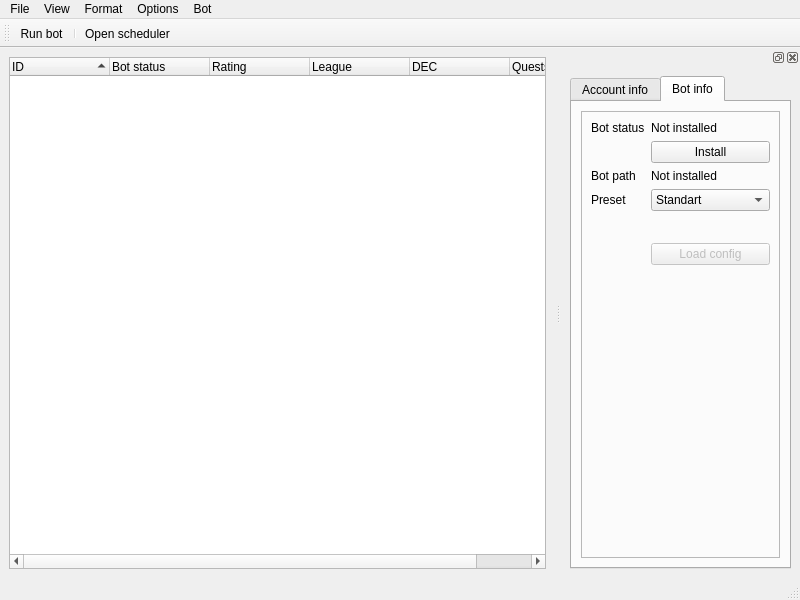
The window that sources/window.ui (yolona-oss/slface) describes before a commit, drawn with Qt 5.
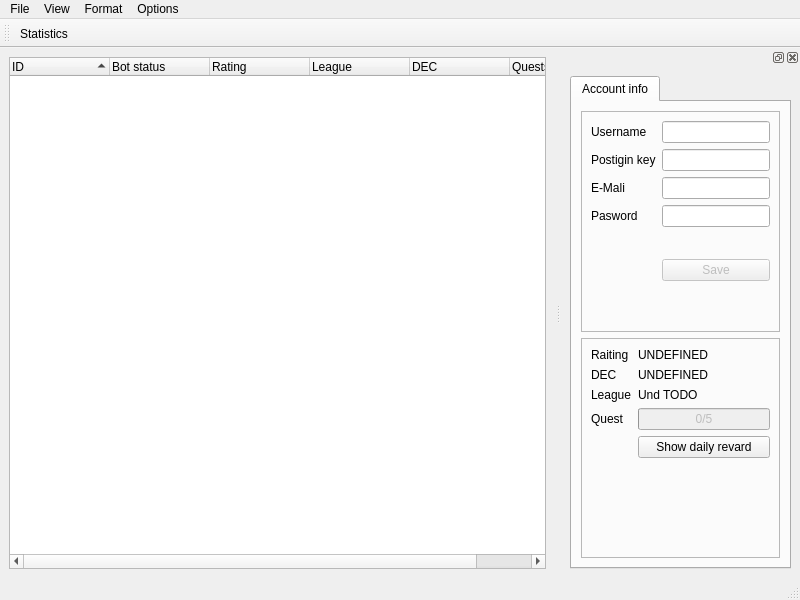
The same window after the commit. The open tabs and pages were chosen to show the change. Icons and pictures are not drawn.

Commit message: modified:   headers/sll/base.h 	new file:   sources/sll/FindSQLite3.cmake 	modified:   sources/window.cpp 	modified:   sources/window.ui

The edit to the form file:
```diff
--- a/sources/window.ui
+++ b/sources/window.ui
@@ -134,23 +134,6 @@
     </property>
     <addaction name="actionPereferences"/>
    </widget>
-   <widget class="QMenu" name="menuBot">
-    <property name="cursor">
-     <cursorShape>PointingHandCursor</cursorShape>
-    </property>
-    <property name="title">
-     <string>Bot</string>
-    </property>
-    <widget class="QMenu" name="menuRun_all">
-     <property name="title">
-      <string>Run all</string>
-     </property>
-     <addaction name="actionSimple_run"/>
-     <addaction name="actionOwn_config"/>
-    </widget>
-    <addaction name="actionRun_selected"/>
-    <addaction name="menuRun_all"/>
-   </widget>
    <widget class="QMenu" name="menuFormat">
     <property name="title">
      <string>Format</string>
@@ -161,7 +144,6 @@
    <addaction name="menuview"/>
    <addaction name="menuFormat"/>
    <addaction name="menuOptions"/>
-   <addaction name="menuBot"/>
   </widget>
   <widget class="QStatusBar" name="statusbar"/>
   <widget class="QToolBar" name="toolBar">
@@ -177,9 +159,7 @@
    <attribute name="toolBarBreak">
     <bool>false</bool>
    </attribute>
-   <addaction name="actionRun_bot"/>
-   <addaction name="separator"/>
-   <addaction name="actionOpen_scheduler"/>
+   <addaction name="actionStatistics"/>
   </widget>
   <widget class="QDockWidget" name="dockWidget_2">
    <attribute name="dockWidgetArea">
@@ -373,113 +353,6 @@
          </item>
         </layout>
        </widget>
-       <widget class="QWidget" name="tab_2">
-        <attribute name="title">
-         <string>Bot info</string>
-        </attribute>
-        <layout class="QGridLayout" name="gridLayout_4">
-         <item row="0" column="0">
-          <widget class="QFrame" name="frame_2">
-           <property name="frameShape">
-            <enum>QFrame::StyledPanel</enum>
-           </property>
-           <property name="frameShadow">
-            <enum>QFrame::Raised</enum>
-           </property>
-           <layout class="QFormLayout" name="formLayout_4">
-            <item row="0" column="0">
-             <widget class="QLabel" name="label_5">
-              <property name="text">
-               <string>Bot status</string>
-              </property>
-             </widget>
-            </item>
-            <item row="0" column="1">
-             <widget class="QLabel" name="label_botStatus">
-              <property name="sizePolicy">
-               <sizepolicy hsizetype="Preferred" vsizetype="Fixed">
-                <horstretch>0</horstretch>
-                <verstretch>0</verstretch>
-               </sizepolicy>
-              </property>
-              <property name="text">
-               <string>Not installed</string>
-              </property>
-             </widget>
-            </item>
-            <item row="2" column="0">
-             <widget class="QLabel" name="label_6">
-              <property name="text">
-               <string>Bot path</string>
-              </property>
-             </widget>
-            </item>
-            <item row="3" column="0">
-             <widget class="QLabel" name="label_7">
-              <property name="text">
-               <string>Preset</string>
-              </property>
-             </widget>
-            </item>
-            <item row="1" column="1">
-             <widget class="QPushButton" name="pushButton_installBot">
-              <property name="text">
-               <string>Install</string>
-              </property>
-             </widget>
-            </item>
-            <item row="2" column="1">
-             <widget class="QLabel" name="label_botPath">
-              <property name="text">
-               <string>Not installed</string>
-              </property>
-             </widget>
-            </item>
-            <item row="3" column="1">
-             <widget class="QComboBox" name="comboBox">
-              <item>
-               <property name="text">
-                <string>Standart</string>
-               </property>
-              </item>
-              <item>
-               <property name="text">
-                <string>bla bla</string>
-               </property>
-              </item>
-             </widget>
-            </item>
-            <item row="4" column="1">
-             <spacer name="verticalSpacer">
-              <property name="orientation">
-               <enum>Qt::Vertical</enum>
-              </property>
-              <property name="sizeType">
-               <enum>QSizePolicy::Minimum</enum>
-              </property>
-              <property name="sizeHint" stdset="0">
-               <size>
-                <width>20</width>
-                <height>20</height>
-               </size>
-              </property>
-             </spacer>
-            </item>
-            <item row="5" column="1">
-             <widget class="QPushButton" name="pushButton_loadBotConfig">
-              <property name="enabled">
-               <bool>false</bool>
-              </property>
-              <property name="text">
-               <string>Load config</string>
-              </property>
-             </widget>
-            </item>
-           </layout>
-          </widget>
-         </item>
-        </layout>
-       </widget>
       </widget>
      </item>
     </layout>
@@ -561,6 +434,11 @@
     <string>Copy accounts info to file</string>
    </property>
   </action>
+  <action name="actionStatistics">
+   <property name="text">
+    <string>Statistics</string>
+   </property>
+  </action>
  </widget>
  <resources/>
  <connections/>
```
The commit also changes 3 other files.
